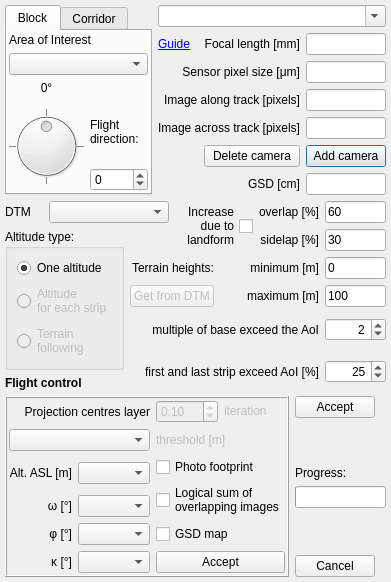
First picture: the form in flight_planner_dialog_base.ui, repository JMG30/flight_planner, before the edit.
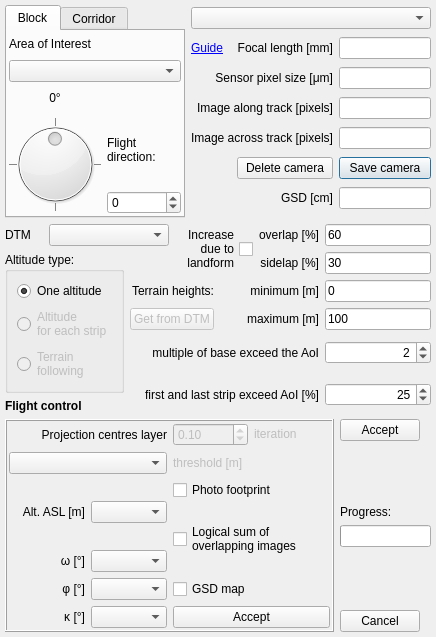
Second picture: the form after the edit. Custom widgets are drawn as their Qt base class.

Commit message: Add Camera class; update methods of saving and deleting camera

What changed in the file:
```diff
--- a/flight_planner_dialog_base.ui
+++ b/flight_planner_dialog_base.ui
@@ -6,8 +6,8 @@
    <rect>
     <x>0</x>
     <y>0</y>
-    <width>368</width>
-    <height>551</height>
+    <width>436</width>
+    <height>637</height>
    </rect>
   </property>
   <property name="windowTitle">
@@ -300,7 +300,7 @@
         </sizepolicy>
        </property>
        <property name="editable">
-        <bool>true</bool>
+        <bool>false</bool>
        </property>
        <property name="currentText">
         <string/>
@@ -447,7 +447,7 @@
         </sizepolicy>
        </property>
        <property name="text">
-        <string>Add camera</string>
+        <string>Save camera</string>
        </property>
       </widget>
      </item>
```
The commit also changes 15 other files.
